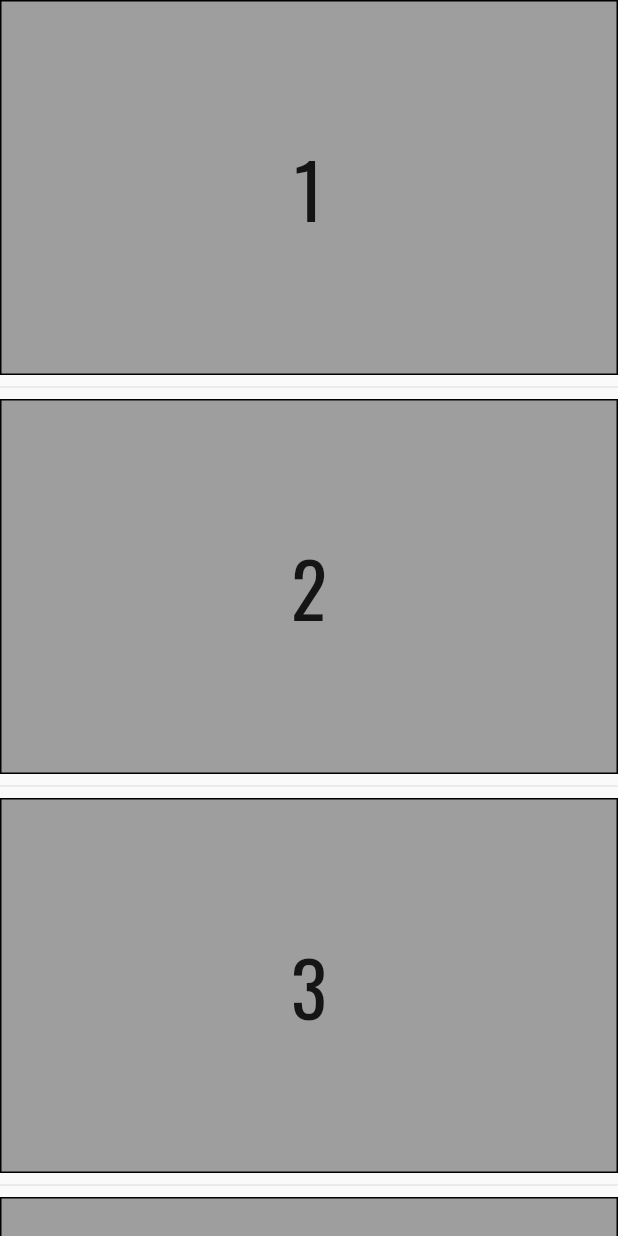
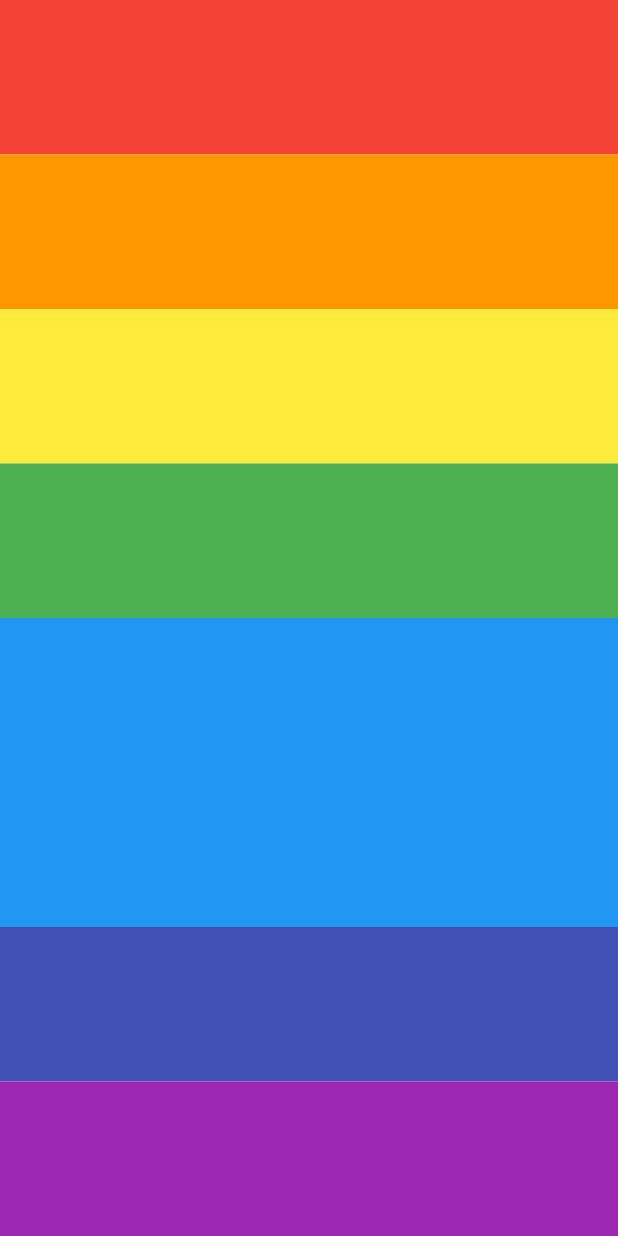
Before and after one commit to titikkoma88/dicoding_flutter, a Flutter app: the screen it shows after launch, on a phone screen of 412 x 824 dp. Run offline on Flutter 3.47's test engine with Material 2 defaults, Android fonts, the phone set to English and light mode, and no system bars.

Commit message:
Expanded

```diff
--- a/lib/main.dart
+++ b/lib/main.dart
@@ -14,38 +14,53 @@
         fontFamily: 'Oswald',
         primarySwatch: Colors.blue,
       ),
-      home: ScrollingScreen(),
+      home: Rainbow(),
     );
   }
 }
 
-class ScrollingScreen extends StatelessWidget {
-  final List<int> numberList = [1, 2, 3, 4, 5, 6, 7, 8, 9, 10];
-
+class Rainbow extends StatelessWidget {
   @override
   Widget build(BuildContext context) {
-    return Scaffold(
-      body: ListView.separated(
-        itemBuilder: (BuildContext context, int index) {
-          return Container(
-            height: 250,
-            decoration: BoxDecoration(
-              color: Colors.grey,
-              border: Border.all(color: Colors.black),
-            ),
-            child: Center(
-              child: Text(
-                '${numberList[index]}',
-                style: TextStyle(fontSize: 50),
-              ),
-            ),
-          );
-        },
-        separatorBuilder: (BuildContext context, int index) {
-          return Divider();
-        },
-        itemCount: numberList.length,
-      ),
+    return Column(
+      children: <Widget>[
+        Expanded(
+          child: Container(
+            color: Colors.red,
+          ),
+        ),
+        Expanded(
+          child: Container(
+            color: Colors.orange,
+          ),
+        ),
+        Expanded(
+          child: Container(
+            color: Colors.yellow,
+          ),
+        ),
+        Expanded(
+          child: Container(
+            color: Colors.green,
+          ),
+        ),
+        Expanded(
+          flex: 2,
+          child: Container(
+            color: Colors.blue,
+          ),
+        ),
+        Expanded(
+          child: Container(
+            color: Colors.indigo,
+          ),
+        ),
+        Expanded(
+          child: Container(
+            color: Colors.purple,
+          ),
+        ),
+      ],
     );
   }
 }
```
